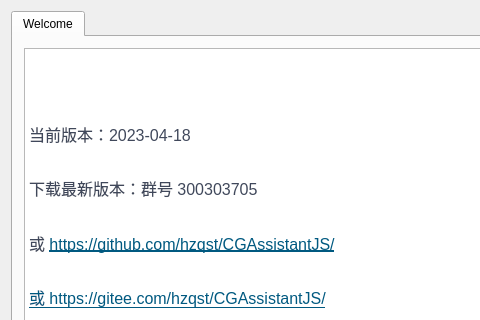
This is CGAssistant/mainwindow.ui in hzqst/CGAssistant as Qt 5 draws it before an edit; both pictures show x 0 to 480 and y 0 to 320 of the 750 by 500 pixel window. The edited form follows.
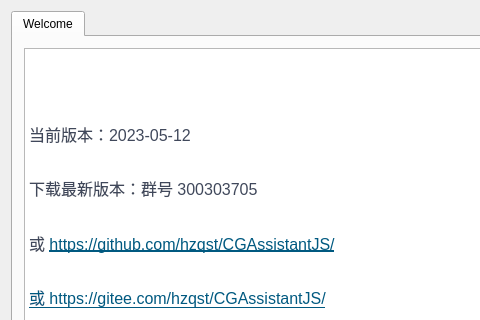
This is the edited form. Icons and pictures are not drawn.

The edit to the form file:
```diff
--- a/CGAssistant/mainwindow.ui
+++ b/CGAssistant/mainwindow.ui
@@ -73,7 +73,7 @@
 &lt;/style&gt;&lt;/head&gt;&lt;body style=&quot; font-family:'Microsoft YaHei UI'; font-size:9pt; font-weight:400; font-style:normal;&quot;&gt;
 &lt;p style=&quot; margin-top:0px; margin-bottom:0px; margin-left:0px; margin-right:0px; -qt-block-indent:0; text-indent:0px;&quot;&gt;&lt;img src=&quot;:/logo.png&quot; /&gt;&lt;/p&gt;
 &lt;p style=&quot;-qt-paragraph-type:empty; margin-top:0px; margin-bottom:16px; margin-left:0px; margin-right:0px; -qt-block-indent:0; text-indent:0px; line-height:160%; font-family:'-apple-system,BlinkMacSystemFont,Segoe UI,Helvetica,Arial,Apple Color Emoji,Segoe UI Emoji,Segoe UI Symbol,Liberation Sans,PingFang SC,Microsoft YaHei,Hiragino Sans GB,Wenquanyi Micro Hei,WenQuanYi Zen Hei,ST Heiti,SimHei,SimSun,WenQuanYi Zen Hei Sharp,sans-serif'; font-size:16px; color:#40485b; background-color:#ffffff;&quot;&gt;&lt;br /&gt;&lt;/p&gt;
-&lt;p style=&quot; margin-top:0px; margin-bottom:16px; margin-left:0px; margin-right:0px; -qt-block-indent:0; text-indent:0px; line-height:160%; background-color:#ffffff;&quot;&gt;&lt;span style=&quot; font-family:'-apple-system,BlinkMacSystemFont,Segoe UI,Helvetica,Arial,Apple Color Emoji,Segoe UI Emoji,Segoe UI Symbol,Liberation Sans,PingFang SC,Microsoft YaHei,Hiragino Sans GB,Wenquanyi Micro Hei,WenQuanYi Zen Hei,ST Heiti,SimHei,SimSun,WenQuanYi Zen Hei Sharp,sans-serif'; font-size:16px; color:#40485b; background-color:#ffffff;&quot;&gt;当前版本：2023-04-18&lt;/span&gt;&lt;/p&gt;
+&lt;p style=&quot; margin-top:0px; margin-bottom:16px; margin-left:0px; margin-right:0px; -qt-block-indent:0; text-indent:0px; line-height:160%; background-color:#ffffff;&quot;&gt;&lt;span style=&quot; font-family:'-apple-system,BlinkMacSystemFont,Segoe UI,Helvetica,Arial,Apple Color Emoji,Segoe UI Emoji,Segoe UI Symbol,Liberation Sans,PingFang SC,Microsoft YaHei,Hiragino Sans GB,Wenquanyi Micro Hei,WenQuanYi Zen Hei,ST Heiti,SimHei,SimSun,WenQuanYi Zen Hei Sharp,sans-serif'; font-size:16px; color:#40485b; background-color:#ffffff;&quot;&gt;当前版本：2023-05-12&lt;/span&gt;&lt;/p&gt;
 &lt;p style=&quot; margin-top:0px; margin-bottom:16px; margin-left:0px; margin-right:0px; -qt-block-indent:0; text-indent:0px; line-height:160%; background-color:#ffffff;&quot;&gt;&lt;span style=&quot; font-family:'-apple-system,BlinkMacSystemFont,Segoe UI,Helvetica,Arial,Apple Color Emoji,Segoe UI Emoji,Segoe UI Symbol,Liberation Sans,PingFang SC,Microsoft YaHei,Hiragino Sans GB,Wenquanyi Micro Hei,WenQuanYi Zen Hei,ST Heiti,SimHei,SimSun,WenQuanYi Zen Hei Sharp,sans-serif'; font-size:16px; color:#40485b; background-color:#ffffff;&quot;&gt;下载最新版本：群号 300303705&lt;/span&gt;&lt;/p&gt;
 &lt;p style=&quot; margin-top:0px; margin-bottom:16px; margin-left:0px; margin-right:0px; -qt-block-indent:0; text-indent:0px; line-height:160%; background-color:#ffffff;&quot;&gt;&lt;span style=&quot; font-family:'-apple-system,BlinkMacSystemFont,Segoe UI,Helvetica,Arial,Apple Color Emoji,Segoe UI Emoji,Segoe UI Symbol,Liberation Sans,PingFang SC,Microsoft YaHei,Hiragino Sans GB,Wenquanyi Micro Hei,WenQuanYi Zen Hei,ST Heiti,SimHei,SimSun,WenQuanYi Zen Hei Sharp,sans-serif'; font-size:16px; color:#40485b; background-color:#ffffff;&quot;&gt;或 &lt;/span&gt;&lt;a href=&quot;https://github.com/hzqst/CGAssistant/&quot;&gt;&lt;span style=&quot; font-family:'-apple-system,BlinkMacSystemFont,Segoe UI,Helvetica,Arial,Apple Color Emoji,Segoe UI Emoji,Segoe UI Symbol,Liberation Sans,PingFang SC,Microsoft YaHei,Hiragino Sans GB,Wenquanyi Micro Hei,WenQuanYi Zen Hei,ST Heiti,SimHei,SimSun,WenQuanYi Zen Hei Sharp,sans-serif'; font-size:16px; text-decoration: underline; color:#005980; background-color:transparent;&quot;&gt;https://github.com/hzqst/CGAssistantJS/&lt;/span&gt;&lt;/a&gt;&lt;/p&gt;
 &lt;p style=&quot; margin-top:0px; margin-bottom:16px; margin-left:0px; margin-right:0px; -qt-block-indent:0; text-indent:0px; line-height:160%; background-color:#ffffff;&quot;&gt;&lt;a href=&quot;https://github.com/hzqst/CGAssistantJS/issues&quot;&gt;&lt;span style=&quot; font-family:'-apple-system,BlinkMacSystemFont,Segoe UI,Helvetica,Arial,Apple Color Emoji,Segoe UI Emoji,Segoe UI Symbol,Liberation Sans,PingFang SC,Microsoft YaHei,Hiragino Sans GB,Wenquanyi Micro Hei,WenQuanYi Zen Hei,ST Heiti,SimHei,SimSun,WenQuanYi Zen Hei Sharp,sans-serif'; font-size:16px; text-decoration: underline; color:#005980; background-color:transparent;&quot;&gt;或 &lt;/span&gt;&lt;/a&gt;&lt;a href=&quot;https://github.com/hzqst/CGAssistant/&quot;&gt;&lt;span style=&quot; font-family:'-apple-system,BlinkMacSystemFont,Segoe UI,Helvetica,Arial,Apple Color Emoji,Segoe UI Emoji,Segoe UI Symbol,Liberation Sans,PingFang SC,Microsoft YaHei,Hiragino Sans GB,Wenquanyi Micro Hei,WenQuanYi Zen Hei,ST Heiti,SimHei,SimSun,WenQuanYi Zen Hei Sharp,sans-serif'; font-size:16px; text-decoration: underline; color:#005980; background-color:transparent;&quot;&gt;https://gitee.com/hzqst/CGAssistantJS/&lt;/span&gt;&lt;/a&gt;&lt;/p&gt;&lt;/body&gt;&lt;/html&gt;</string>
```
